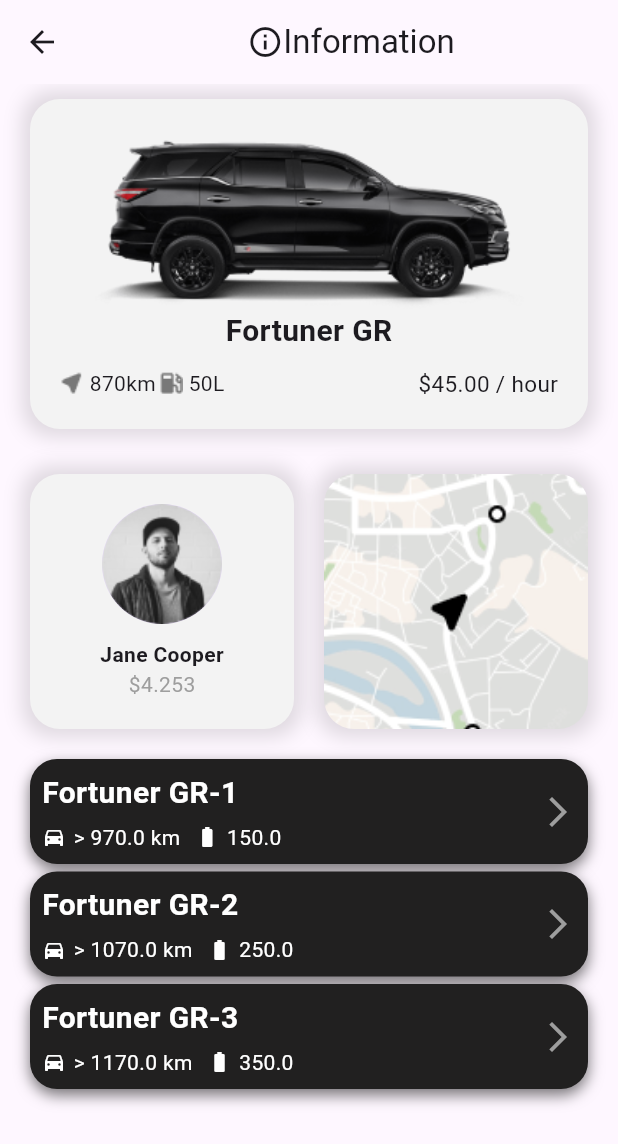
After one commit to wrksystem/car_agency_app, a Flutter app: the CarListScreen screen opened directly, after a tap on "Fortuner GR", on a phone screen of 412 x 824 dp. The commit adds this screen. Shown: the top 1144 px of the screen. Run offline on Flutter 3.47's test engine with Material 3 defaults, Android fonts, the phone set to English and light mode, and no system bars; our stand-ins replace firebase_core; accounts and stored records are empty.

Commit message:
Car details page e more card concluded

```diff
--- /dev/null
+++ b/lib/presentation/pages/car_details_page.dart
@@ -0,0 +1,113 @@
+import 'package:car_agency_app/data/models/car.dart';
+import 'package:car_agency_app/presentation/widgets/car_card.dart';
+import 'package:car_agency_app/presentation/widgets/more_card.dart';
+import 'package:flutter/material.dart';
+
+class CardDetailsPage extends StatelessWidget {
+  final Car car;
+
+  const CardDetailsPage({super.key, required this.car});
+
+  @override
+  Widget build(BuildContext context) {
+    return Scaffold(
+      appBar: AppBar(
+        title: Row(
+          mainAxisAlignment: MainAxisAlignment.center,
+          children: [
+            Icon(Icons.info_outline),
+            Text('Information'),
+          ],
+        ),
+      ),
+      body: Column(
+        children: [
+          CarCard(
+              car: Car(
+                  model: car.model,
+                  distance: car.distance,
+                  fuelCapacity: car.fuelCapacity,
+                  pricePerHour: car.pricePerHour)),
+          SizedBox(height: 20),
+          Padding(
+            padding: const EdgeInsets.symmetric(horizontal: 20),
+            child: Row(
+              children: [
+                Expanded(
+                  child: Container(
+                    padding: EdgeInsets.all(20),
+                    decoration: BoxDecoration(
+                        color: Color(0xFFF3F3F3),
+                        borderRadius: BorderRadius.circular(20),
+                        boxShadow: [
+                          BoxShadow(
+                            color: Colors.black12,
+                            blurRadius: 10,
+                            spreadRadius: 5,
+                          )
+                        ]),
+                    child: Column(
+                      children: [
+                        CircleAvatar(
+                            radius: 40,
+                            backgroundImage: AssetImage('assets/user.png')),
+                        SizedBox(height: 10),
+                        Text('Jane Cooper',
+                            style: TextStyle(fontWeight: FontWeight.bold)),
+                        Text('\$4.253', style: TextStyle(color: Colors.grey)),
+                      ],
+                    ),
+                  ),
+                ),
+                SizedBox(width: 20),
+                Expanded(
+                  child: Container(
+                    height: 170,
+                    decoration: BoxDecoration(
+                        borderRadius: BorderRadius.circular(20),
+                        image: DecorationImage(
+                          image: AssetImage('assets/maps.png'),
+                          fit: BoxFit.cover,
+                        ),
+                        boxShadow: [
+                          BoxShadow(
+                            color: Colors.black12,
+                            blurRadius: 10,
+                            spreadRadius: 5,
+                          )
+                        ]),
+                  ),
+                ),
+              ],
+            ),
+          ),
+          Container(
+            padding: EdgeInsets.all(20),
+            child: Column(children: [
+              MoreCard(
+                  car: Car(
+                      model: car.model+'-1',
+                      distance: car.distance+100,
+                      fuelCapacity: car.fuelCapacity+100,
+                      pricePerHour: car.pricePerHour+10)),
+              SizedBox(height: 5),
+              MoreCard(
+                  car: Car(
+                      model: car.model+'-2',
+                      distance: car.distance+200,
+                      fuelCapacity: car.fuelCapacity+200,
+                      pricePerHour: car.pricePerHour+20)),
+              SizedBox(height: 5),
+              MoreCard(
+                  car: Car(
+                      model: car.model+'-3',
+                      distance: car.distance+300,
+                      fuelCapacity: car.fuelCapacity+300,
+                      pricePerHour: car.pricePerHour+30)),
+            ]),
+          )
+        ],
+      ),
+    );
+  }
+}
--- a/lib/presentation/widgets/car_card.dart
+++ b/lib/presentation/widgets/car_card.dart
@@ -1,6 +1,7 @@
 import 'package:flutter/material.dart';
 
 import '../../data/models/car.dart';
+import '../pages/car_details_page.dart';
 
 class CarCard extends StatelessWidget {
   final Car car;
@@ -10,6 +11,10 @@ class CarCard extends StatelessWidget {
   @override
   Widget build(BuildContext context) {
     return GestureDetector(
+      onTap: () {
+        Navigator.push(context,
+            MaterialPageRoute(builder: (context) => CardDetailsPage(car: car)));
+      },
       child: Container(
         margin: EdgeInsets.symmetric(vertical: 10, horizontal: 20),
         padding: EdgeInsets.all(20),
--- /dev/null
+++ b/lib/presentation/widgets/more_card.dart
@@ -0,0 +1,71 @@
+import 'package:flutter/material.dart';
+
+import '../../data/models/car.dart';
+
+class MoreCard extends StatelessWidget {
+  final Car car;
+
+  const MoreCard({super.key, required this.car});
+
+  @override
+  Widget build(BuildContext context) {
+    return Container(
+      padding: EdgeInsets.all(8),
+      decoration: BoxDecoration(
+        color: Color(0xFF212020),
+        borderRadius: BorderRadius.circular(18),
+        boxShadow: [
+          BoxShadow(
+            color: Colors.black54,
+            blurRadius: 8,
+            offset: Offset(0, 4),
+          )
+        ]
+
+      ),
+      child: Row(
+        mainAxisAlignment: MainAxisAlignment.spaceBetween,
+        children: [
+          Column(
+            crossAxisAlignment: CrossAxisAlignment.start,
+            children: [
+              Text(
+                car.model,
+                style: TextStyle(
+                  color: Colors.white,
+                  fontSize: 20,
+                  fontWeight: FontWeight.bold,
+                ),
+              ),
+              SizedBox(height: 5),
+              Row(
+                children: [
+                  Icon(Icons.directions_car, color: Colors.white,size: 16),
+                  SizedBox(width: 5),
+                  Text('> ${car.distance} km',
+                    style: TextStyle(
+                      color: Colors.white,
+                      fontSize: 14,
+                    ),
+                  ),
+                  SizedBox(width: 10),
+                  Icon(Icons.battery_full, color: Colors.white, size: 16),
+                  SizedBox(width: 5),
+                  Text(
+                    car.fuelCapacity.toString(),
+                    style: TextStyle(
+                      color: Colors.white,
+                      fontSize: 14
+                    ),
+
+                  )
+                ],
+              )
+            ],
+          ),
+          Icon(Icons.arrow_forward_ios, color: Colors.grey, size: 24),
+        ],
+      ),
+    );
+  }
+}
--- a/pubspec.yaml
+++ b/pubspec.yaml
@@ -12,6 +12,8 @@ dependencies:
 
   firebase_core: ^3.2.0
   cloud_firestore: ^5.1.0
+  flutter_map: ^2.2.0
+  latlong2: ^0.8.0
 
 dev_dependencies:
   flutter_test:
```
Also changed, not shown: pubspec.lock.
